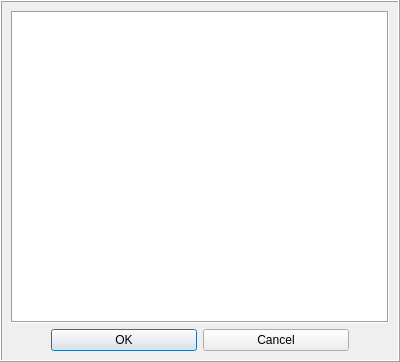
First picture: the form in Cafe5/c5message.ui, repository End1-1/Cafe5, before the edit.
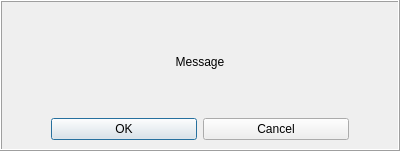
Second picture: the form after the edit.

Patch:
```diff
--- a/Cafe5/c5message.ui
+++ b/Cafe5/c5message.ui
@@ -7,7 +7,7 @@
     <x>0</x>
     <y>0</y>
     <width>400</width>
-    <height>362</height>
+    <height>151</height>
    </rect>
   </property>
   <property name="sizePolicy">
@@ -57,24 +57,24 @@
      </property>
      <layout class="QVBoxLayout" name="verticalLayout">
       <item>
-       <widget class="QTextEdit" name="te">
-        <property name="maximumSize">
+       <widget class="QLabel" name="label">
+        <property name="sizePolicy">
+         <sizepolicy hsizetype="Preferred" vsizetype="Preferred">
+          <horstretch>0</horstretch>
+          <verstretch>1</verstretch>
+         </sizepolicy>
+        </property>
+        <property name="minimumSize">
          <size>
-          <width>1000</width>
-          <height>1000</height>
+          <width>0</width>
+          <height>100</height>
          </size>
         </property>
-        <property name="styleSheet">
-         <string notr="true"/>
+        <property name="text">
+         <string>Message</string>
         </property>
-        <property name="frameShape">
-         <enum>QFrame::Box</enum>
-        </property>
-        <property name="frameShadow">
-         <enum>QFrame::Sunken</enum>
-        </property>
-        <property name="readOnly">
-         <bool>true</bool>
+        <property name="alignment">
+         <set>Qt::AlignCenter</set>
         </property>
        </widget>
       </item>
```
Left out of the diff: 3 changed lines with no effect on the pictures.
